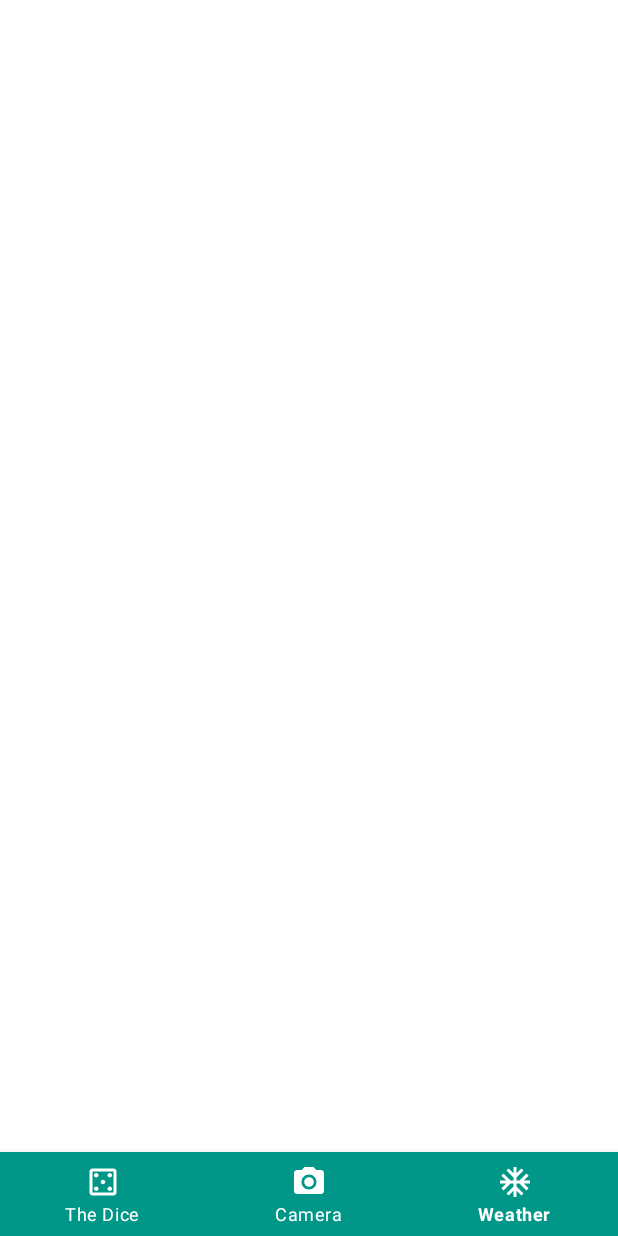
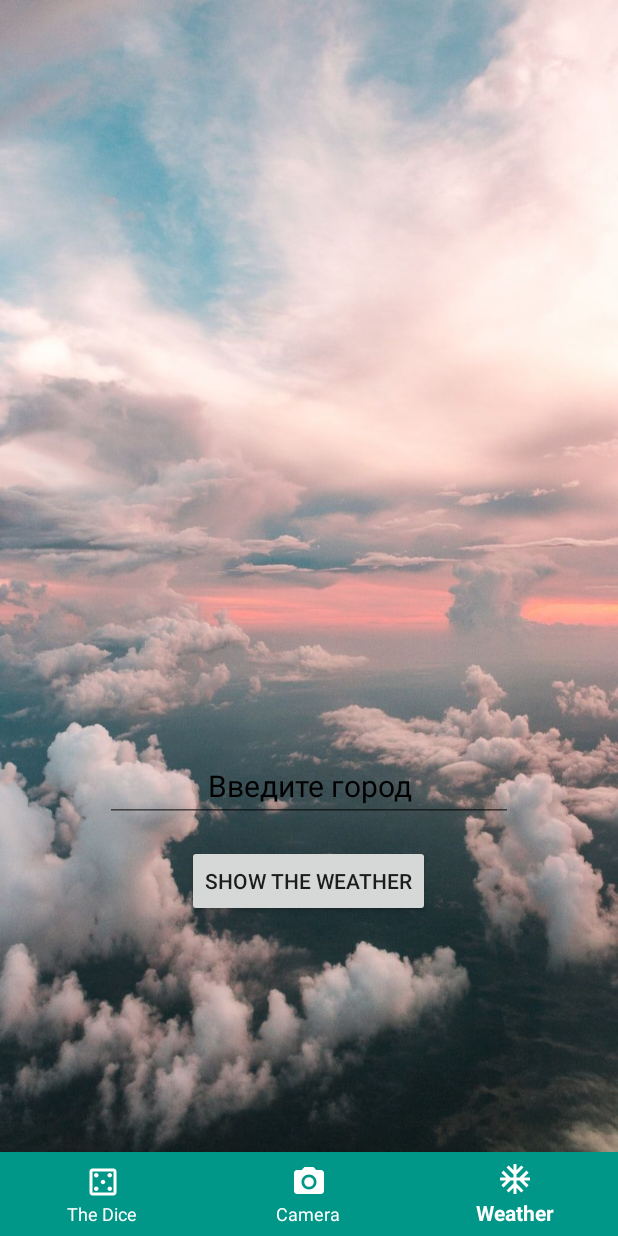
Before and after one commit to kg-only/FragmentsWithAppsKotlin, an Android app: the screen it shows after launch (MainActivity), item 3 of the bottom bar chosen, on a phone screen of 412 x 824 dp. Run offline under Robolectric (Android 15) with nearby library versions, the phone set to English and light mode, and no system bars.

Commit message:
Merge remote-tracking branch 'origin/master'
# Conflicts:
#	.idea/vcs.xml
#	app/src/main/java/com/example/fragmentswithappskotlin/dice/DiceFragment.kt

```diff
--- a/app/src/main/java/com/example/fragmentswithappskotlin/dice/DiceFragment.kt
+++ b/app/src/main/java/com/example/fragmentswithappskotlin/dice/DiceFragment.kt
@@ -10,21 +10,16 @@ import com.example.fragmentswithappskotlin.databinding.FragmentDiceBinding
 import java.util.*
 
 private lateinit var binding: FragmentDiceBinding
-private var ranF = 0
-private var ranS = 0
+var drawableResource = 0
+var drawableResource2 = 0
 
 class DiceFragment : Fragment() {
-
-//    override fun onViewStateRestored(savedInstanceState: Bundle?) {
-//        super.onViewStateRestored(savedInstanceState)
-//        ranF = savedInstanceState?.getInt("ranF",1)!!
-//        ranS = savedInstanceState.getInt("ranS",1)
-//    }
 
     override fun onCreateView(
         inflater: LayoutInflater,
         container: ViewGroup?,
         savedInstanceState: Bundle?
+
     ): View {
         binding = FragmentDiceBinding.inflate(inflater, container, false)
         return binding.root
@@ -32,28 +27,13 @@ class DiceFragment : Fragment() {
 
     override fun onViewCreated(view: View, savedInstanceState: Bundle?) {
         super.onViewCreated(view, savedInstanceState)
-        ranF = Random().nextInt(6) + 1
-        ranS = Random().nextInt(6) + 1
 
         binding.btnThrow.setOnClickListener {
             binding.btnThrow.text = getString(R.string.lets_roll)
-            rollDice(ranF, ranS)
-        }
-        fun onViewStateRestored(savedInstanceState: Bundle?) {
-            super.onViewStateRestored(savedInstanceState)
-            ranF = savedInstanceState!!.getInt("ranF",1000)
-            ranS = savedInstanceState.getInt("ranS",1000)
-        }
-        fun onSaveInstanceState(outState: Bundle) {
-            super.onSaveInstanceState(outState)
-            outState.putInt("ranF", ranF)
-            outState.putInt("ranS", ranS)
-        }
-    }
 
-
-    private fun rollDice(x: Int, y: Int) {
-        val drawableResource = when (x) {
+            val x = Random().nextInt(6) + 1
+            val y = Random().nextInt(6) + 1
+            drawableResource = when (x) {
                 1 -> R.drawable.dice_1
                 2 -> R.drawable.dice_2
                 3 -> R.drawable.dice_3
@@ -61,7 +41,7 @@ class DiceFragment : Fragment() {
                 5 -> R.drawable.dice_5
                 else -> R.drawable.dice_6
             }
-        val drawableResource2 = when (y) {
+            drawableResource2 = when (y) {
                 1 -> R.drawable.dice_1
                 2 -> R.drawable.dice_2
                 3 -> R.drawable.dice_3
@@ -71,12 +51,18 @@ class DiceFragment : Fragment() {
             }
             binding.imageView.setImageResource(drawableResource)
             binding.imageView2.setImageResource(drawableResource2)
+
+        }
     }
 
-
+    override fun onViewStateRestored(savedInstanceState: Bundle?) {
+        super.onViewStateRestored(savedInstanceState)
+        binding.imageView.setImageResource(drawableResource)
+        binding.imageView2.setImageResource(drawableResource2)
+    }
     override fun onSaveInstanceState(outState: Bundle) {
         super.onSaveInstanceState(outState)
-        outState.putInt("ranF", ranF)
-        outState.putInt("ranS", ranS)
+        outState.putInt("drawableResource", drawableResource)
+        outState.putInt("drawableResource2", drawableResource2)
     }
 }
--- a/app/src/main/java/com/example/fragmentswithappskotlin/models/Clouds.kt
+++ /dev/null
@@ -1,5 +0,0 @@
-package com.example.weather.models
-
-data class Clouds(
-    val all:Int
-)
--- a/app/src/main/java/com/example/fragmentswithappskotlin/models/Coord.kt
+++ /dev/null
@@ -1,6 +0,0 @@
-package com.example.weather.models
-
-data class Coord(
-    val lon: Float,
-    val lat: Float
-)
--- a/app/src/main/java/com/example/fragmentswithappskotlin/models/Wind.kt
+++ /dev/null
@@ -1,6 +0,0 @@
-package com.example.weather.models
-
-data class Wind(
-    val speed:Double,
-    val deg:Double
-)
--- a/app/src/main/java/com/example/fragmentswithappskotlin/retrofit/Query.kt
+++ /dev/null
@@ -1,14 +0,0 @@
-package com.example.weather.retrofit
-
-import com.example.weather.models.WeatherDataClass
-import retrofit2.Call
-import retrofit2.http.GET
-import retrofit2.http.Query
-
-interface Query {
-    @GET("data/2.5/weather")
-    fun getWeatherList(
-        @Query("42e1fb65aa9d7209eb6dfc56760ea031\n") key:String
-    ):Call<WeatherDataClass>
-
-}
--- a/app/src/main/java/com/example/fragmentswithappskotlin/retrofit/RetrofitClient.kt
+++ /dev/null
@@ -1,21 +0,0 @@
-package com.example.weather.retrofit
-
-import retrofit2.Retrofit
-import retrofit2.converter.gson.GsonConverterFactory
-
-
-object RetrofitClient {
-    private const val BASE_URL: String =
-        "https://api.openweathermap.org/data/2.5/weather?q=Bishkek&appid="
-    private var retrofit: Retrofit? = null
-
-    fun getClient(): Retrofit? {
-        if (retrofit == null) {
-            retrofit = Retrofit.Builder()
-                .baseUrl(BASE_URL)
-                .addConverterFactory(GsonConverterFactory.create())
-                .build()
-        }
-        return retrofit!!
-    }
-}
--- a/app/src/main/java/com/example/fragmentswithappskotlin/weather/retrofit/RetrofitClient.kt
+++ b/app/src/main/java/com/example/fragmentswithappskotlin/weather/retrofit/RetrofitClient.kt
@@ -5,6 +5,7 @@ import retrofit2.converter.gson.GsonConverterFactory
 
 
 object RetrofitClient {
+//    https://api.openweathermap.org/data/2.5/weather?q=Moscow&appid=42e1fb65aa9d7209eb6dfc56760ea031
     private const val BASE_URL: String =
         "https://api.openweathermap.org/"
     private var retrofit: Retrofit? = null
--- a/app/src/main/java/com/example/fragmentswithappskotlin/weather/retrofit/RetrofitService.kt
+++ b/app/src/main/java/com/example/fragmentswithappskotlin/weather/retrofit/RetrofitService.kt
@@ -6,9 +6,14 @@ import retrofit2.http.GET
 import retrofit2.http.Query
 
 interface RetrofitService {
-    @GET("data/2.5/weather")
+    //    https://api.openweathermap.org/data/2.5/weather?q=Moscow&appid=42e1fb65aa9d7209eb6dfc56760ea031
+
+    @GET("data/2.5/weather?")
     fun getWeatherList(
-        @Query("app_id") key:String
-    ):Call<WeatherDataClass>
+        @Query("q") city: String,
+        @Query("appid") key: String,
+        @Query("units") units: String,
+        @Query("lang") lang: String
+    ): Call<WeatherDataClass>
 
 }
--- a/app/src/main/res/layout/fragment_weather.xml
+++ b/app/src/main/res/layout/fragment_weather.xml
@@ -3,34 +3,90 @@
     xmlns:tools="http://schemas.android.com/tools"
     android:layout_width="match_parent"
     android:layout_height="match_parent"
+    android:background="@drawable/weather_back"
     tools:context=".weather.WeatherFragment">
 
     <TextView
         android:id="@+id/temp_textView"
         android:layout_width="match_parent"
         android:layout_height="wrap_content"
-        android:layout_marginTop="150dp"
+        android:layout_above="@+id/city_EditText"
+        android:textAlignment="center"
         android:textColor="@color/black"
-        android:textSize="50sp"
-        android:layout_marginHorizontal="100dp"/>
+        android:textSize="40sp" />
+    <EditText
+        android:id="@+id/city_EditText"
+        android:layout_width="match_parent"
+        android:layout_height="wrap_content"
+        android:layout_above="@+id/btn_showWeather"
+        android:layout_centerInParent="true"
+        android:layout_marginHorizontal="70dp"
+        android:layout_marginTop="30dp"
+        android:layout_marginBottom="15dp"
+        android:hint="@string/city"
+        android:inputType="text"
+        android:textAlignment="center"
+        android:textColorHint="@color/black"
+        android:textSize="20sp"
+        tools:ignore="Autofill" />
+
+    <Button
+        android:id="@+id/btn_showWeather"
+        android:layout_width="wrap_content"
+        android:layout_height="wrap_content"
+        android:layout_alignBottom="@+id/weather_textView"
+        android:layout_centerInParent="true"
+        android:layout_marginBottom="40dp"
+        android:text="@string/show_the_weather"
+        android:textColorHint="@color/black" />
+
+    <TextView
+        android:id="@+id/weather_textView"
+        android:layout_width="wrap_content"
+        android:layout_height="wrap_content"
+        android:layout_above="@+id/country_textView"
+        android:textColor="@color/black"
+        android:layout_marginStart="10dp"/>
+    <TextView
+        android:id="@+id/country_textView"
+        android:layout_width="wrap_content"
+        android:layout_height="wrap_content"
+        android:layout_marginStart="10dp"
+        android:layout_above="@+id/windSpeed_textView"
+        android:textColor="@color/black"/>
+    <TextView
+        android:id="@+id/windSpeed_textView"
+        android:layout_width="wrap_content"
+        android:layout_height="wrap_content"
+        android:layout_marginStart="10dp"
+        android:layout_above="@+id/clouds_textView"
+        android:textColor="@color/black"/>
     <TextView
         android:id="@+id/clouds_textView"
         android:layout_width="wrap_content"
         android:layout_height="wrap_content"
         android:layout_above="@+id/lon_textView"
-        android:layout_marginBottom="10dp"/>
+        android:layout_marginStart="10dp"
+        android:textColor="@color/black"/>
+
     <TextView
         android:id="@+id/lon_textView"
         android:layout_width="wrap_content"
         android:layout_height="wrap_content"
-        android:layout_above="@+id/lat_textView"
-        android:layout_marginBottom="10dp"/>
+        android:textColor="@color/black"
+        android:layout_marginStart="10dp"
+        android:layout_above="@+id/lat_textView" />
     <TextView
         android:id="@+id/lat_textView"
         android:layout_width="wrap_content"
         android:layout_height="wrap_content"
+        android:layout_alignParentStart="true"
         android:layout_alignParentBottom="true"
-        android:layout_alignParentStart="true"/>
+        android:layout_marginStart="10dp"
+        android:layout_marginBottom="20dp"
+        android:textColor="@color/black" />
+
+
 
 
 </RelativeLayout>
--- a/app/src/main/res/values-night/themes.xml
+++ b/app/src/main/res/values-night/themes.xml
@@ -1,6 +1,6 @@
 <resources xmlns:tools="http://schemas.android.com/tools">
     <!-- Base application theme. -->
-    <style name="Theme.FragmentsWithAppsKotlin" parent="Theme.MaterialComponents.DayNight.NoActionBar">
+    <style name="Theme.FragmentsWithAppsKotlin" parent="Theme.AppCompat.DayNight.NoActionBar">
         <!-- Primary brand color. -->
         <item name="colorPrimary">@color/purple_200</item>
         <item name="colorPrimaryVariant">@color/purple_700</item>
--- a/app/src/main/res/values/strings.xml
+++ b/app/src/main/res/values/strings.xml
@@ -18,4 +18,6 @@
     <string name="calculator_item_menu">Calculator</string>
     <string name="camera_item_menu">Camera</string>
     <string name="weather_item_menu">Weather</string>
+    <string name="show_the_weather">Show the weather</string>
+    <string name="city">Введите город</string>
 </resources>
--- a/app/src/main/res/values/themes.xml
+++ b/app/src/main/res/values/themes.xml
@@ -1,6 +1,6 @@
 <resources xmlns:tools="http://schemas.android.com/tools">
     <!-- Base application theme. -->
-    <style name="Theme.FragmentsWithAppsKotlin" parent="Theme.MaterialComponents.DayNight.NoActionBar">
+    <style name="Theme.FragmentsWithAppsKotlin" parent="Theme.AppCompat.DayNight.NoActionBar">
         <!-- Primary brand color. -->
         <item name="colorPrimary">@color/purple_500</item>
         <item name="colorPrimaryVariant">@color/purple_700</item>
```
Also changed, not shown: app/src/main/java/com/example/fragmentswithappskotlin/models/Main.kt (deleted, +0 -10 lines), app/src/main/java/com/example/fragmentswithappskotlin/models/Sys.kt (deleted, +0 -9 lines), app/src/main/java/com/example/fragmentswithappskotlin/models/Weather.kt (deleted, +0 -9 lines), app/src/main/java/com/example/fragmentswithappskotlin/models/WeatherDataClass.kt (deleted, +0 -17 lines), app/src/main/java/com/example/fragmentswithappskotlin/weather/WeatherFragment.kt (+22 -6 lines), app/src/main/res/drawable/weather_back.jpg (added), app/src/main/res/drawable/weather_backround.jpg (added). Lines whose indentation alone changed are shown as unchanged.
